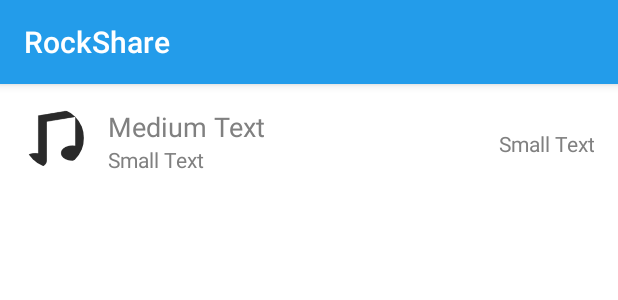
After one commit to tony056/rockShare, an Android app: the layout music_list_item.xml on its own in the app's theme, with its tools: preview values and no code run, on a phone screen of 412 x 824 dp. The commit adds this screen. Shown: the top 300 px of the screen. Run offline under Robolectric (Android 15) with nearby library versions, the phone set to English and light mode, and no system bars.

Commit message:
Finished musicListActivity layout

```diff
--- a/RockShare/app/build.gradle
+++ b/RockShare/app/build.gradle
@@ -28,4 +28,5 @@ dependencies {
     compile 'com.rengwuxian.materialedittext:library:2.0.3'
     compile 'com.github.navasmdc:MaterialDesign:1.5@aar'
     compile 'com.github.traex.rippleeffect:library:1.3'
+    compile 'de.hdodenhof:circleimageview:1.3.0'
 }
--- a/RockShare/app/src/main/java/com/example/tungying_chao/rockshare/UserListActivity.java
+++ b/RockShare/app/src/main/java/com/example/tungying_chao/rockshare/UserListActivity.java
@@ -6,4 +6,5 @@ import android.app.Activity;
  * Created by tungying-chao on 6/1/15.
  */
 public class UserListActivity extends Activity {
+
 }
--- a/RockShare/app/src/main/res/layout/music_list_activity.xml
+++ b/RockShare/app/src/main/res/layout/music_list_activity.xml
@@ -3,10 +3,10 @@
     android:layout_width="match_parent" android:layout_height="match_parent"
     android:weightSum="1">
 
-    <TextView
-        android:layout_width="wrap_content"
-        android:layout_height="wrap_content"
-        android:text="New Text"
-        android:id="@+id/commandTextView"
-        android:layout_weight="0.38" />
+
+    <ListView
+        android:layout_width="match_parent"
+        android:layout_height="match_parent"
+        android:id="@+id/musicListView"
+        android:layout_weight="1" />
 </LinearLayout>
--- /dev/null
+++ b/RockShare/app/src/main/res/layout/music_list_item.xml
@@ -0,0 +1,50 @@
+<?xml version="1.0" encoding="utf-8"?>
+<LinearLayout xmlns:android="http://schemas.android.com/apk/res/android"
+    android:layout_width="match_parent" android:layout_height="72dp"
+    >
+
+    <de.hdodenhof.circleimageview.CircleImageView
+        xmlns:app="http://schemas.android.com/apk/res-auto"
+        android:layout_width="40dp"
+        android:layout_height="40dp"
+        android:layout_marginLeft="16dp"
+        android:layout_marginTop="16dp"
+        android:src="@drawable/music42"
+        app:border_width="5dp"
+        app:border_color="@color/text_grey"
+        />
+<LinearLayout
+    android:layout_width="wrap_content"
+    android:layout_height="72dp"
+    android:orientation="vertical">
+
+
+    <TextView
+        android:layout_width="wrap_content"
+        android:layout_height="wrap_content"
+        android:layout_marginLeft="16dp"
+        android:layout_marginTop="16dp"
+        android:textAppearance="?android:attr/textAppearanceMedium"
+        android:text="Medium Text"
+        android:id="@+id/songName" />
+
+    <TextView
+        android:layout_width="wrap_content"
+        android:layout_height="wrap_content"
+        android:layout_marginLeft="16dp"
+        android:textAppearance="?android:attr/textAppearanceSmall"
+        android:text="Small Text"
+        android:id="@+id/authorAndAlbum" />
+</LinearLayout>
+
+    <TextView
+        android:layout_width="match_parent"
+        android:layout_height="wrap_content"
+        android:layout_marginRight="16dp"
+        android:layout_marginTop="30dp"
+        android:gravity="right"
+        android:textAppearance="?android:attr/textAppearanceSmall"
+        android:text="Small Text"
+        android:id="@+id/textView2" />
+
+</LinearLayout>
```
Also changed, not shown: RockShare/app/src/main/res/drawable/music42.png (added), RockShare/app/src/main/res/drawable/person42.png (added), 1 other file.
